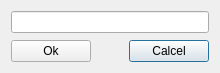
aurusov/rdo_studio, file rdo/packages/plugins/game5/trunk/src/plugin_game5_tiles_order_dialog.ui: the form before one commit.
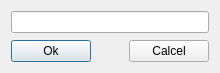
The form after the commit.

Diff of the .ui file:
```diff
--- a/rdo/packages/plugins/game5/trunk/src/plugin_game5_tiles_order_dialog.ui
+++ b/rdo/packages/plugins/game5/trunk/src/plugin_game5_tiles_order_dialog.ui
@@ -32,6 +32,9 @@
      <property name="text">
       <string>Ok</string>
      </property>
+     <property name="default">
+      <bool>true</bool>
+     </property>
     </widget>
    </item>
    <item row="0" column="0" colspan="3">
```
Left out of the diff: 5 changed lines with no effect on the pictures.
